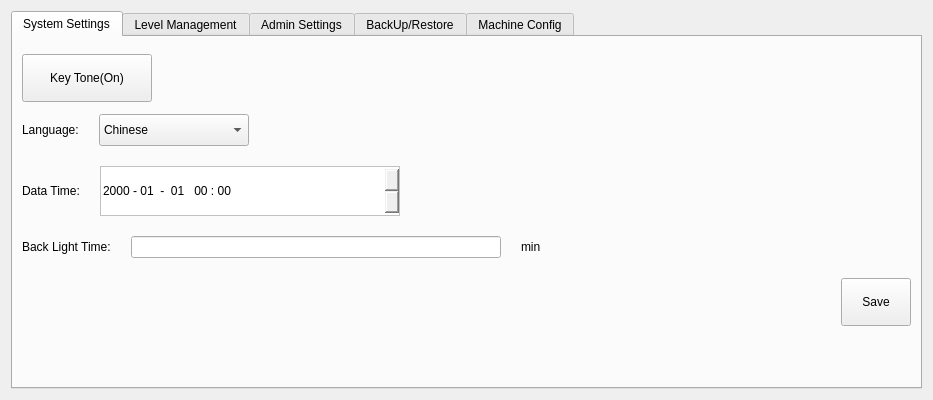
This is hcsettings/ichcsystemsettingsframe.ui in GaussCheng/2-5AxisPunch as Qt 5 draws it before an edit. The edited form follows.
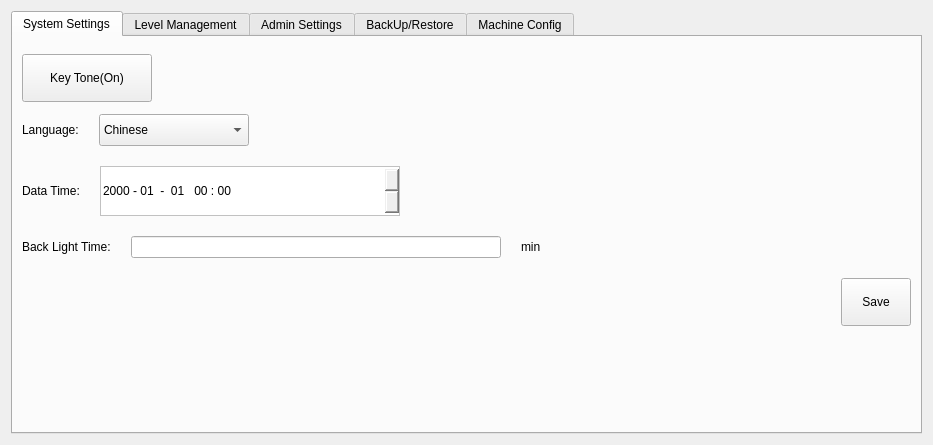
This is the edited form. The open tabs and pages were chosen to show the change. Icons and pictures are not drawn. Custom widgets are drawn as their Qt base class.

What changed in the file:
```diff
--- a/hcsettings/ichcsystemsettingsframe.ui
+++ b/hcsettings/ichcsystemsettingsframe.ui
@@ -7,7 +7,7 @@
     <x>0</x>
     <y>0</y>
     <width>933</width>
-    <height>400</height>
+    <height>445</height>
    </rect>
   </property>
   <property name="windowTitle">
```
Left out of the diff: 2 changed lines with no effect on the pictures.
